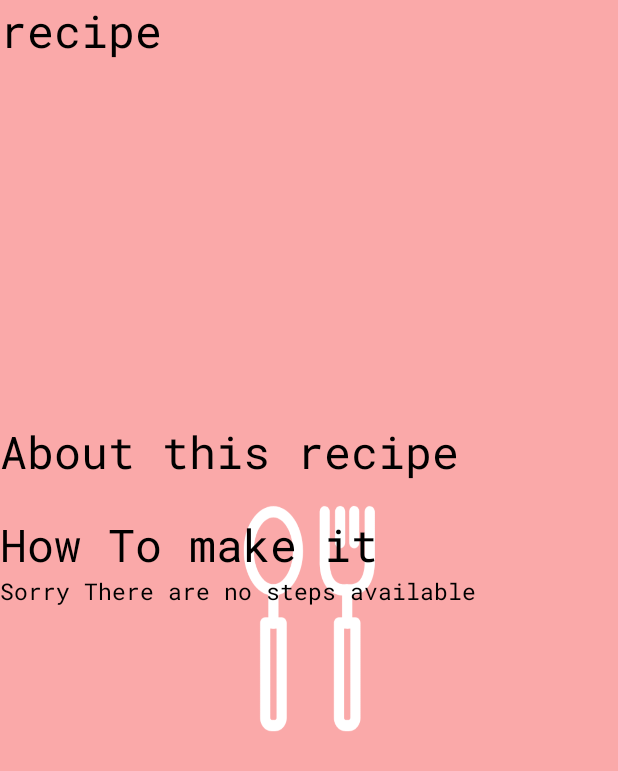
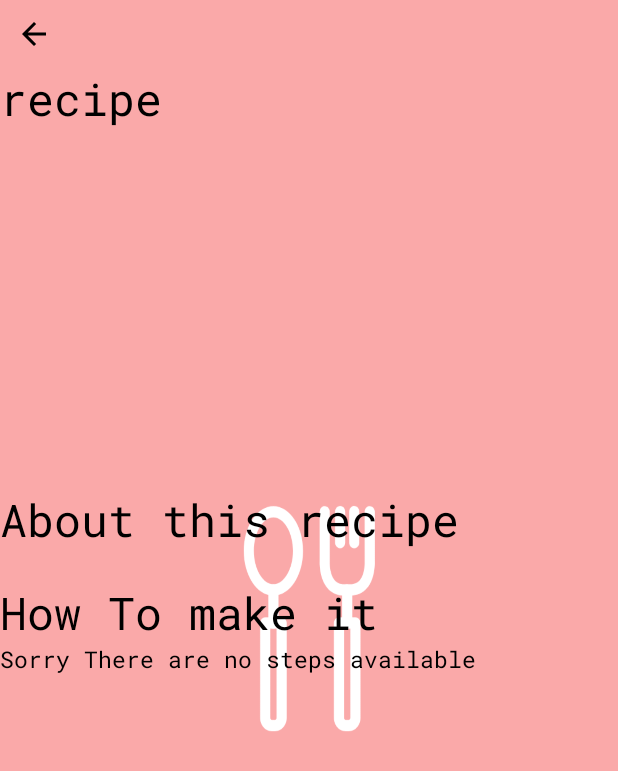
Before and after one commit to atharavmishra/Recipedia_Application, an Android app: the RecipeActivity2 screen opened directly, with no data from a screen before it, on a phone screen of 412 x 824 dp. Shown: the top 771 px of the screen. Run offline under Robolectric (Android 15) with nearby library versions, the phone set to English and light mode, and no system bars; pictures from the network do not load; 4 statements that could not run were skipped.

Commit message:
Committin all the files

```diff
--- a/app/src/main/java/android/myapplication/myapplication/RecipeActivity2.java
+++ b/app/src/main/java/android/myapplication/myapplication/RecipeActivity2.java
@@ -10,6 +10,8 @@ import android.myapplication.modelClass.Result;
 import android.os.Bundle;
 import android.text.Html;
 import android.util.Log;
+import android.view.View;
+import android.widget.ImageButton;
 import android.widget.ImageView;
 import android.widget.TextView;
 
@@ -46,6 +48,13 @@ public class RecipeActivity2 extends AppCompatActivity {
         textview.setText(Html.fromHtml(Html.fromHtml(arraylist.get(pos).getSummary()).toString()));
         Glide.with(this).load(arraylist.get(pos).getImage()).into(imageView);
         name.setText(arraylist.get(pos).getTitle().toString());
+        ImageButton back = findViewById(R.id.back);
+        back.setOnClickListener(new View.OnClickListener() {
+            @Override
+            public void onClick(View v) {
+                onBackPressed();
+            }
+        });
         if(Instructions.size()==0){
             ing_list.setText("Sorry There are no steps available");
         }
@@ -58,7 +67,7 @@ public class RecipeActivity2 extends AppCompatActivity {
                     Log.d("Tag", String.valueOf(j));
 
                 }
-                ingredients = ingredients + "\n\nStep" + String.valueOf(i+1) +" - "+ Instructions.get(0).getSteps().get(i).getStep() + "\n\n\nIngredients Required for below step\n";
+                ingredients = ingredients + "\n"+Html.fromHtml("This mixes <b>bold</b> and <i>italic</i> stuff") + String.valueOf(i+1) +" - "+ Instructions.get(0).getSteps().get(i).getStep() + "\n\n\nIngredients Required for below step\n";
 
             }
 
--- /dev/null
+++ b/app/src/main/res/drawable/ic_baseline_arrow_back_24.xml
@@ -0,0 +1,5 @@
+<vector android:height="24dp" android:tint="#000000"
+    android:viewportHeight="24" android:viewportWidth="24"
+    android:width="24dp" xmlns:android="http://schemas.android.com/apk/res/android">
+    <path android:fillColor="@android:color/white" android:pathData="M20,11H7.83l5.59,-5.59L12,4l-8,8 8,8 1.41,-1.41L7.83,13H20v-2z"/>
+</vector>
--- a/app/src/main/res/layout/activity_recipe2.xml
+++ b/app/src/main/res/layout/activity_recipe2.xml
@@ -11,6 +11,14 @@
         android:layout_height="match_parent"
         tools:context=".RecipeActivity2"
         android:orientation="vertical">
+        <ImageButton
+            android:id="@+id/back"
+            android:layout_width="45dp"
+            android:layout_height="45dp"
+            android:src="@drawable/ic_baseline_arrow_back_24"
+            android:background="@android:color/transparent"
+            >
+        </ImageButton>
 
         <TextView
     android:id="@+id/name"
--- a/app/src/main/res/layout/recyclerview.xml
+++ b/app/src/main/res/layout/recyclerview.xml
@@ -42,7 +42,7 @@
                 android:id="@+id/minutes"
                 android:layout_width="wrap_content"
                 android:textStyle="bold"
-                android:textColor="@color/white"
+                android:textColor="@color/black"
                 android:textSize="15dp"
                 android:layout_marginLeft="20dp"
                 android:layout_height="wrap_content"></TextView>
--- a/app/src/main/res/values/strings.xml
+++ b/app/src/main/res/values/strings.xml
@@ -2,6 +2,7 @@
     <string name="app_name">My Application</string>
     <string name="hint">Search your recipes here</string>
     <string name="menu">Show Only Veg</string>
+    <string name="step"> <b><i>Step</i></b> </string>
 
 
 </resources>
```
Also changed, not shown: app/src/main/java/android/myapplication/myapplication/Adapter.java (+11 -2 lines), app/src/main/java/android/myapplication/myapplication/MainActivity.java (+3 -41 lines), app/src/main/res/layout/activity_main.xml (+0 -8 lines).
